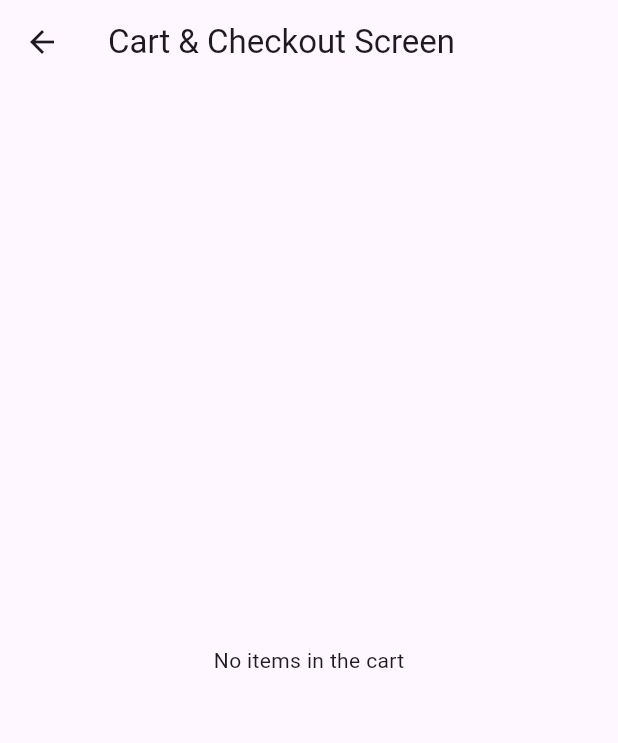
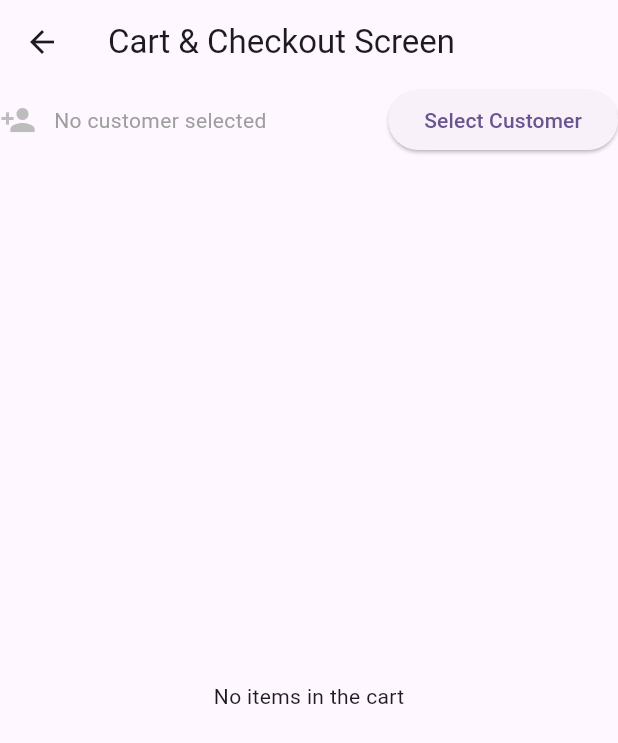
Before and after one commit to jarvis-vision4/pos_sample_app, a Flutter app: the CartScreen screen opened by its route, on a phone screen of 412 x 824 dp. Shown: the top 743 px of the screen. Run offline on Flutter 3.47's test engine with Material 3 defaults, Android fonts, the phone set to English and light mode, and no system bars; our stand-ins replace cached_network_image, dio, flutter_bloc, get_it, sqflite; accounts and stored records are empty.

Commit message:
feat - Customer Select and Pop Object from Selection Screen

```diff
--- a/lib/presentation/screens/cart/cart_screen.dart
+++ b/lib/presentation/screens/cart/cart_screen.dart
@@ -1,6 +1,11 @@
+import 'package:flutter/material.dart';
+import 'package:flutter_bloc/flutter_bloc.dart';
+import 'package:pos_sample_app/presentation/screens/cart/widgets/cart_items_list.dart';
+import 'package:pos_sample_app/routes/app_router.dart';
+import 'package:pos_sample_app/routes/app_routes.dart';
 
-import 'package:flutter/material.dart';
-import 'package:pos_sample_app/presentation/screens/cart/widgets/cart_items_list.dart';
+import '../../../data/models/customer.dart';
+import 'cubit/cart_cubit.dart';
 
 class CartScreen extends StatelessWidget {
   const CartScreen({super.key});
@@ -8,17 +13,29 @@ class CartScreen extends StatelessWidget {
   @override
   Widget build(BuildContext context) {
     return Scaffold(
-      appBar: AppBar(
-          title: const Text("Cart & Checkout Screen"),
-          actions: [
-
-          ],
-      ),
+      appBar: AppBar(title: const Text("Cart & Checkout Screen"), actions: []),
       body: Column(
         children: [
-            Expanded(
-                child: CartItemsList()
-            )
+          Row(
+            children: [
+              Icon(Icons.person_add, color: Colors.grey[400]),
+              const SizedBox(width: 12),
+              const Expanded(
+                child: Text(
+                  'No customer selected',
+                  style: TextStyle(color: Colors.grey),
+                ),
+              ),
+              ElevatedButton(
+                onPressed: ()async{
+                  final customer=await Navigator.pushNamed(context, AppRoutes.customerSelection);
+                  print(customer);
+                },
+                child: const Text('Select Customer'),
+              ),
+            ],
+          ),
+          Expanded(child: CartItemsList()),
         ],
       ),
     );
--- /dev/null
+++ b/lib/presentation/screens/customer_selection/cubit/customer_state.dart
@@ -0,0 +1,24 @@
+import '../../../../data/models/customer.dart';
+
+class CustomerState {
+  final List<Customer> customers;
+  final bool isLoading;
+  final String? error;
+  const CustomerState({
+    this.customers = const [],
+    this.isLoading = false,
+    this.error,
+  });
+  CustomerState copyWith({
+    List<Customer>? customers,
+    bool? isLoading,
+    String? error,
+  }) {
+    return CustomerState(
+      customers: customers ?? this.customers,
+      isLoading: isLoading ?? this.isLoading,
+      error: error ?? this.error
+    );
+  }
+
+}
--- a/lib/routes/app_router.dart
+++ b/lib/routes/app_router.dart
@@ -1,6 +1,7 @@
 import 'package:flutter/material.dart';
 
 import '../presentation/screens/cart/cart_screen.dart';
+import '../presentation/screens/customer_selection/customer_selection_screen.dart';
 import '../presentation/screens/dashboard/dashboard_screen.dart';
 import '../presentation/screens/pos/pos_screen.dart';
 import 'app_routes.dart';
@@ -14,11 +15,9 @@ class AppRouter {
       case AppRoutes.pos:
         return MaterialPageRoute(builder: (_) => const PosScreen());
 
-      // case AppRoutes.customerSelection:
-      //   return MaterialPageRoute(
-      //     builder: (_) => const CustomerSelectionScreen(),
-      //   );
-      //
+      case AppRoutes.customerSelection:
+        return MaterialPageRoute(builder: (_) => const CustomerSelectionScreen());
+
       case AppRoutes.cart:
         return MaterialPageRoute(builder: (_) => const CartScreen());
 
```
Also changed, not shown: lib/data/services/api_service.dart (+11 -1 lines), lib/main.dart (+7 -0 lines), lib/presentation/screens/customer_selection/cubit/customer_cubit.dart (added, +25 -0 lines), lib/presentation/screens/customer_selection/customer_selection_screen.dart (added, +56 -0 lines), 1 other file.
